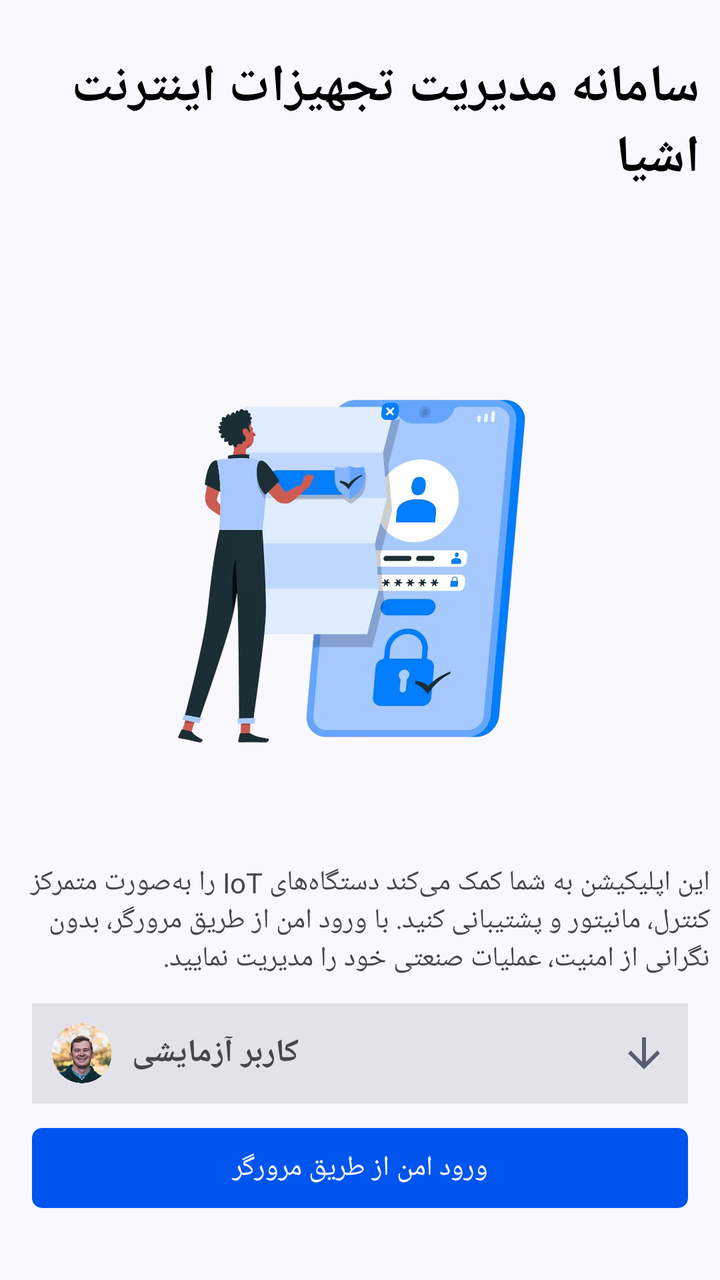
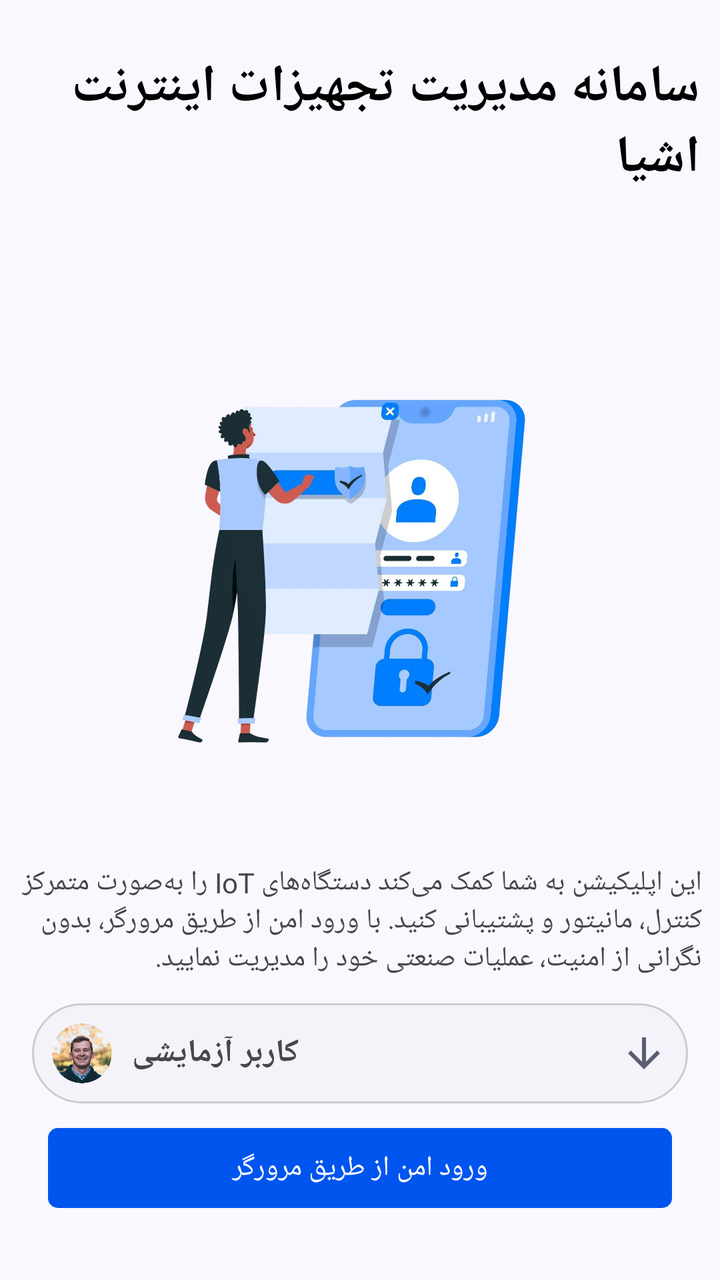

Before-and-after screenshots of an Android layout around one commit, followed by the original layout XML and the change that was made.
<!-- AndroidManifest.xml: application theme Theme.Iotequipment -->
<!-- res/layout/fragment_auth.xml -->
<?xml version="1.0" encoding="utf-8"?>
<androidx.constraintlayout.widget.ConstraintLayout xmlns:android="http://schemas.android.com/apk/res/android"
    xmlns:app="http://schemas.android.com/apk/res-auto"
    xmlns:tools="http://schemas.android.com/tools"
    android:layout_width="match_parent"
    android:layout_height="match_parent"
    android:orientation="vertical"
    tools:context=".ui.auth.AuthFragment">

    <TextView
        android:id="@+id/textView"
        android:layout_width="wrap_content"
        android:layout_height="wrap_content"
        android:layout_gravity="center"
        android:layout_marginTop="16dp"
        android:padding="10dp"
        android:text="@string/toolbar_default_text"
        android:textColor="@color/black"
        android:textSize="26sp"
        android:textStyle="bold"
        app:layout_constraintEnd_toEndOf="parent"
        app:layout_constraintStart_toStartOf="parent"
        app:layout_constraintTop_toTopOf="parent" />

    <ImageView
        android:id="@+id/imageView2"
        android:layout_width="320dp"
        android:layout_height="320sp"
        android:layout_gravity="center"
        android:contentDescription="@string/btn_login_secure"
        android:src="@drawable/img_auth"
        app:layout_constraintEnd_toEndOf="parent"
        app:layout_constraintStart_toStartOf="parent"
        app:layout_constraintTop_toBottomOf="@+id/textView" />

    <TextView
        android:id="@+id/textView2"
        android:layout_width="match_parent"
        android:layout_height="wrap_content"
        android:padding="5dp"
        android:text="@string/auth_dec"
        android:textSize="14sp"
        app:layout_constraintEnd_toEndOf="parent"
        app:layout_constraintStart_toStartOf="parent"
        app:layout_constraintTop_toBottomOf="@+id/imageView2" />

    <LinearLayout
        android:id="@+id/linearLayout6"
        android:layout_width="match_parent"
        android:layout_height="wrap_content"
        android:background="@color/md_theme_surfaceContainer_highContrast"
        android:layout_marginStart="16dp"
        android:layout_marginTop="8dp"
        android:layout_marginEnd="16dp"
        android:gravity="center_vertical"
        android:orientation="horizontal"
        app:layout_constraintEnd_toEndOf="parent"
        app:layout_constraintStart_toStartOf="parent"
        app:layout_constraintTop_toBottomOf="@+id/textView2">

        <ImageView
            android:id="@+id/imageProfile"
            android:layout_width="30dp"
            android:layout_height="30dp"
            android:layout_margin="10dp"
            android:layout_marginEnd="12dp"
            android:background="@drawable/ic_profile"
            android:scaleType="centerCrop"
            android:src="@drawable/ic_profile" />

        <LinearLayout
            android:layout_width="0dp"
            android:layout_height="wrap_content"
            android:layout_weight="1"
            android:orientation="vertical">

            <TextView
                android:layout_width="wrap_content"
                android:layout_height="wrap_content"
                android:text="کاربر آزمایشی"
                android:textSize="16sp"
                android:textStyle="bold" />

        </LinearLayout>

        <ImageView
            android:id="@+id/btnEditProfile"
            android:layout_width="wrap_content"
            android:layout_height="wrap_content"
            android:layout_margin="10dp"
            android:rotation="-90"
            android:src="@drawable/ic_back"
            app:cornerRadius="10dp" />
    </LinearLayout>


    <com.google.android.material.button.MaterialButton
        android:id="@+id/btn_auth"
        android:layout_width="match_parent"
        android:layout_height="wrap_content"
        android:layout_marginStart="16dp"
        android:layout_marginEnd="16dp"
        android:layout_marginBottom="32dp"
        android:text="@string/btn_login_secure"
        android:textColor="@color/white"
        android:textSize="14sp"
        app:cornerRadius="5dp"
        app:layout_constraintBottom_toBottomOf="parent"
        app:layout_constraintEnd_toEndOf="parent"
        app:layout_constraintStart_toStartOf="parent" />

</androidx.constraintlayout.widget.ConstraintLayout>
<!-- resources referenced by this layout -->
<resources>
  <color name="black">#FF000000</color>
  <color name="md_theme_surfaceContainer_highContrast">#E3E1E9</color>
  <color name="white">#FFFFFFFF</color>
  <!-- drawable ic_back (drawable) -->
  <vector xmlns:android="http://schemas.android.com/apk/res/android"
      android:autoMirrored="true" android:height="24dp"
      android:tint="@color/md_theme_secondary" android:viewportHeight="24"
      android:viewportWidth="24"
      android:width="24dp">
        
      <path android:fillColor="@color/black"
          android:pathData="M20,11H7.83l5.59,-5.59L12,4l-8,8 8,8 1.41,-1.41L7.83,13H20v-2z"/>
      
  </vector>
  <!-- drawable ic_profile: png bitmap (drawable, 126249 bytes) -->
  <!-- drawable img_auth: png bitmap (drawable, 488440 bytes) -->
  <string name="auth_dec">
          این اپلیکیشن به شما کمک می‌کند دستگاه‌های IoT
          را به‌صورت متمرکز کنترل، مانیتور و پشتیبانی کنید.
          با ورود امن از طریق مرورگر، بدون نگرانی از امنیت، عملیات صنعتی خود را مدیریت نمایید.
      </string>
  <string name="btn_login_secure">ورود امن از طریق مرورگر</string>
  <string name="toolbar_default_text">سامانه مدیریت تجهیزات اینترنت اشیا</string>
  <style name="Theme.Iotequipment" parent="Base.Theme.Iotequipment" />
  <color name="md_theme_secondary">#595E72</color>
  <style name="Base.Theme.Iotequipment" parent="Theme.Material3.DayNight.NoActionBar">
          <item name="fontFamily">@font/iran_yekan_regular</item>
          
          
          <item name="colorPrimary">@color/md_theme_primary</item>
          <item name="android:colorBackground">@color/md_theme_background</item>
  
      </style>
  <color name="md_theme_primary">#0055EF</color>
  <color name="md_theme_background">#FAF8FF</color>
</resources>

<!-- the commit's change to res/layout/fragment_auth.xml (unified diff, before → after) -->
@@ -12,7 +12,9 @@
         android:layout_width="wrap_content"
         android:layout_height="wrap_content"
         android:layout_gravity="center"
+        android:layout_marginStart="4dp"
         android:layout_marginTop="16dp"
+        android:layout_marginEnd="4dp"
         android:padding="10dp"
         android:text="@string/toolbar_default_text"
         android:textColor="@color/black"
@@ -37,6 +39,8 @@
         android:id="@+id/textView2"
         android:layout_width="match_parent"
         android:layout_height="wrap_content"
+        android:layout_marginStart="4dp"
+        android:layout_marginEnd="4dp"
         android:padding="5dp"
         android:text="@string/auth_dec"
         android:textSize="14sp"
@@ -48,7 +52,7 @@
         android:id="@+id/linearLayout6"
         android:layout_width="match_parent"
         android:layout_height="wrap_content"
-        android:background="@color/md_theme_surfaceContainer_highContrast"
+        android:background="@drawable/rec_card_account"
         android:layout_marginStart="16dp"
         android:layout_marginTop="8dp"
         android:layout_marginEnd="16dp"
@@ -98,8 +102,8 @@
         android:id="@+id/btn_auth"
         android:layout_width="match_parent"
         android:layout_height="wrap_content"
-        android:layout_marginStart="16dp"
-        android:layout_marginEnd="16dp"
+        android:layout_marginStart="24dp"
+        android:layout_marginEnd="24dp"
         android:layout_marginBottom="32dp"
         android:text="@string/btn_login_secure"
         android:textColor="@color/white"
<!-- resource entries referenced after the edit -->
@@ -1,7 +1,6 @@
 <!-- resources referenced by this layout -->
 <resources>
   <color name="black">#FF000000</color>
-  <color name="md_theme_surfaceContainer_highContrast">#E3E1E9</color>
   <color name="white">#FFFFFFFF</color>
   <!-- drawable ic_back (drawable) -->
   <vector xmlns:android="http://schemas.android.com/apk/res/android"
@@ -16,6 +15,19 @@
   </vector>
   <!-- drawable ic_profile: png bitmap (drawable, 126249 bytes) -->
   <!-- drawable img_auth: png bitmap (drawable, 488440 bytes) -->
+  <!-- drawable rec_card_account (drawable) -->
+  <?xml version="1.0" encoding="utf-8"?>
+  <shape xmlns:android="http://schemas.android.com/apk/res/android"
+      android:shape="rectangle">
+  
+      <solid android:color="@color/md_theme_surfaceContainerLow" />
+  
+      <corners android:radius="25dp" />
+  
+      <stroke
+          android:width="1dp"
+          android:color="#CCCCCC" />
+  </shape>
   <string name="auth_dec">
           این اپلیکیشن به شما کمک می‌کند دستگاه‌های IoT
           را به‌صورت متمرکز کنترل، مانیتور و پشتیبانی کنید.
@@ -25,6 +37,7 @@
   <string name="toolbar_default_text">سامانه مدیریت تجهیزات اینترنت اشیا</string>
   <style name="Theme.Iotequipment" parent="Base.Theme.Iotequipment" />
   <color name="md_theme_secondary">#595E72</color>
+  <color name="md_theme_surfaceContainerLow">#F4F3FA</color>
   <style name="Base.Theme.Iotequipment" parent="Theme.Material3.DayNight.NoActionBar">
           <item name="fontFamily">@font/iran_yekan_regular</item>
           
